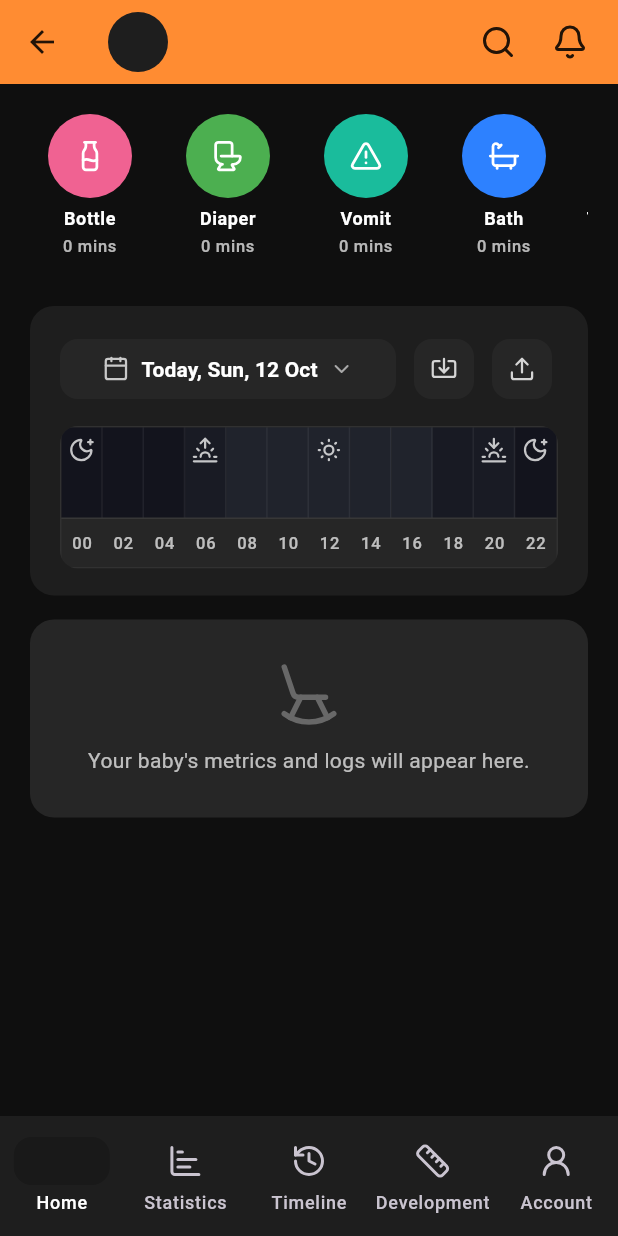
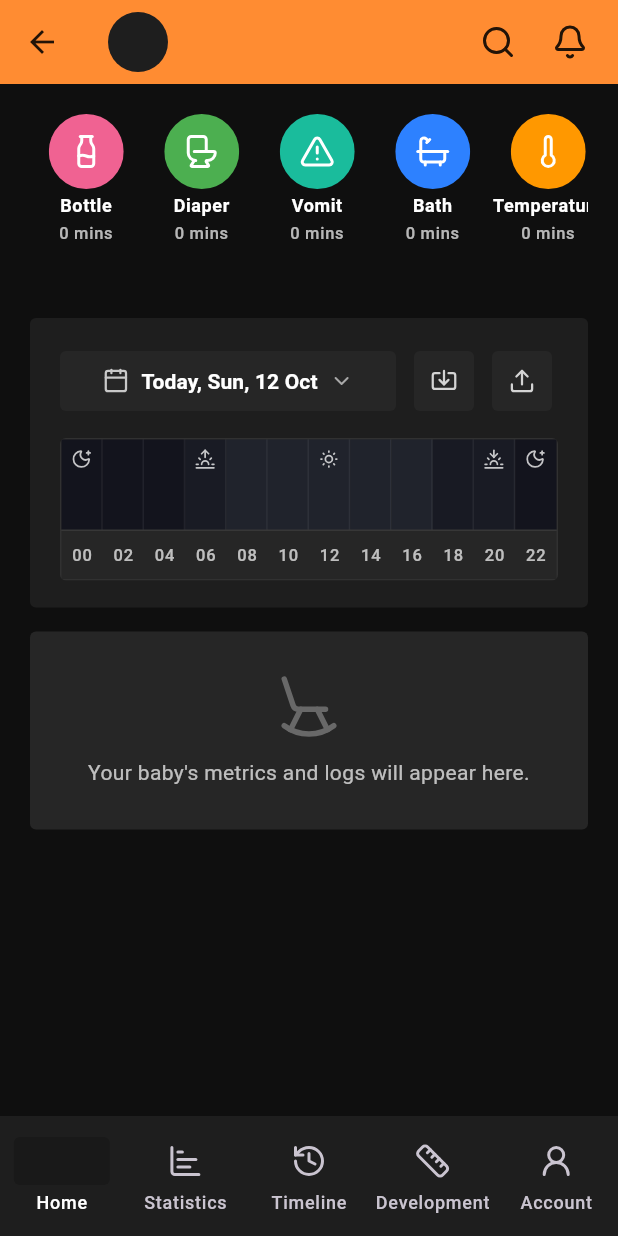
Before and after one commit to FinidiDevSp/baby_log, a Flutter app: the BabyDashboardPage screen opened directly with empty values, on a phone screen of 412 x 824 dp. Run offline on Flutter 3.47's test engine with Material 3 defaults, Android fonts, the phone set to English and light mode, and no system bars; our stand-ins replace drift, flutter_riverpod, image_picker, lucide_flutter, shared_preferences; accounts and stored records are empty; generated files the repository leaves out were written again.

Commit message:
feat(code): rediseñar

```diff
--- a/lib/presentation/features/home/baby_dashboard_page.dart
+++ b/lib/presentation/features/home/baby_dashboard_page.dart
@@ -136,7 +136,7 @@ class _BabyDashboardPageState extends ConsumerState<BabyDashboardPage> {
         backgroundColor: AppColors.surface,
         indicatorColor: accentColor.withValues(alpha: 0.18),
         indicatorShape: RoundedRectangleBorder(
-          borderRadius: BorderRadius.circular(12),
+          borderRadius: BorderRadius.circular(4),
         ),
         selectedIndex: _currentIndex,
         onDestinationSelected: (index) {
@@ -202,11 +202,9 @@ class _BabyHomeViewState extends ConsumerState<_BabyHomeView> {
         .toList();
 
     Future<void> openBottleForm() async {
-      await Navigator.of(context).push(
-        MaterialPageRoute(
-          builder: (_) => const BottleFeedingPage(),
-        ),
-      );
+      await Navigator.of(
+        context,
+      ).push(MaterialPageRoute(builder: (_) => const BottleFeedingPage()));
     }
 
     return SafeArea(
@@ -291,11 +289,11 @@ class _ShortcutCarousel extends StatelessWidget {
     ];
 
     return SizedBox(
-      height: 112,
+      height: 120,
       child: ListView.separated(
         scrollDirection: Axis.horizontal,
         itemCount: shortcuts.length,
-        separatorBuilder: (_, __) => const SizedBox(width: 12),
+        separatorBuilder: (_, __) => const SizedBox(width: 2),
         itemBuilder: (context, index) {
           final item = shortcuts[index];
           return _ShortcutButton(data: item);
@@ -322,14 +320,14 @@ class _ShortcutButton extends StatelessWidget {
         Material(
           color: Colors.transparent,
           child: InkWell(
-            borderRadius: BorderRadius.circular(28),
+            borderRadius: BorderRadius.circular(4),
             onTap: data.onTap,
             child: _ShortcutCircle(data: data),
           ),
         ),
-        const SizedBox(height: 6),
+        const SizedBox(height: 3),
         SizedBox(
-          width: 80,
+          width: 75,
           child: Column(
             children: [
               Text(
@@ -365,15 +363,10 @@ class _ShortcutCircle extends StatelessWidget {
   @override
   Widget build(BuildContext context) {
     final circle = Ink(
-      width: 56,
-      height: 56,
-      decoration: BoxDecoration(
-        color: data.color,
-        shape: BoxShape.circle,
-      ),
-      child: Center(
-        child: Icon(data.icon, size: 22, color: Colors.white),
-      ),
+      width: 50,
+      height: 50,
+      decoration: BoxDecoration(color: data.color, shape: BoxShape.circle),
+      child: Center(child: Icon(data.icon, size: 24, color: Colors.white)),
     );
 
     if (data.heroTag == null) {
@@ -382,10 +375,7 @@ class _ShortcutCircle extends StatelessWidget {
 
     return Hero(
       tag: data.heroTag!,
-      child: Material(
-        color: Colors.transparent,
-        child: circle,
-      ),
+      child: Material(color: Colors.transparent, child: circle),
     );
   }
 }
@@ -414,11 +404,10 @@ class _TimelineCard extends StatelessWidget {
     final localeName = l10n.localeName;
     final now = DateTime.now();
     final isToday = _isSameDay(now, selectedDate);
-    final dateLabel = DateFormat(
-      'EEE, d MMM',
-      localeName,
-    ).format(selectedDate);
-    final headerText = isToday ? '${l10n.dashboardTodayLabel}, $dateLabel' : dateLabel;
+    final dateLabel = DateFormat('EEE, d MMM', localeName).format(selectedDate);
+    final headerText = isToday
+        ? '${l10n.dashboardTodayLabel}, $dateLabel'
+        : dateLabel;
     final feedingsByHour = _groupFeedings(feedings);
     final tiles = List<_TimelineTileData>.generate(12, (index) {
       final hour = index * 2;
@@ -435,7 +424,7 @@ class _TimelineCard extends StatelessWidget {
       padding: const EdgeInsets.symmetric(horizontal: 20, vertical: 18),
       decoration: BoxDecoration(
         color: AppColors.surface,
-        borderRadius: BorderRadius.circular(16),
+        borderRadius: BorderRadius.circular(4),
       ),
       child: Column(
         crossAxisAlignment: CrossAxisAlignment.start,
@@ -448,10 +437,13 @@ class _TimelineCard extends StatelessWidget {
                   child: TextButton(
                     onPressed: onSelectDate,
                     style: TextButton.styleFrom(
-                      padding: const EdgeInsets.symmetric(horizontal: 12, vertical: 10),
+                      padding: const EdgeInsets.symmetric(
+                        horizontal: 12,
+                        vertical: 10,
+                      ),
                       backgroundColor: AppColors.surfaceVariant,
                       shape: RoundedRectangleBorder(
-                        borderRadius: BorderRadius.circular(12),
+                        borderRadius: BorderRadius.circular(4),
                       ),
                     ),
                     child: Row(
@@ -500,7 +492,7 @@ class _TimelineCard extends StatelessWidget {
           ),
           const SizedBox(height: 14),
           ClipRRect(
-            borderRadius: BorderRadius.circular(12),
+            borderRadius: BorderRadius.circular(4),
             child: Container(
               decoration: BoxDecoration(
                 color: AppColors.surfaceVariant,
@@ -579,15 +571,9 @@ class _TimelineActionButton extends StatelessWidget {
       style: IconButton.styleFrom(
         padding: const EdgeInsets.all(8),
         backgroundColor: AppColors.surfaceVariant,
-        shape: RoundedRectangleBorder(
-          borderRadius: BorderRadius.circular(12),
-        ),
+        shape: RoundedRectangleBorder(borderRadius: BorderRadius.circular(4)),
       ),
-      icon: Icon(
-        icon,
-        size: 18,
-        color: Colors.white.withValues(alpha: 0.8),
-      ),
+      icon: Icon(icon, size: 18, color: Colors.white.withValues(alpha: 0.8)),
     );
   }
 }
@@ -644,18 +630,18 @@ class _TimelineTile extends StatelessWidget {
               right: 0,
               child: Icon(
                 data.icon,
-                size: 18,
+                size: 14,
                 color: Colors.white.withValues(alpha: 0.75),
               ),
             ),
           if (data.hasFeeding)
             Positioned(
-              bottom: 6,
+              bottom: 2,
               left: 0,
               right: 0,
               child: Container(
-                width: 24,
-                height: 24,
+                width: 16,
+                height: 16,
                 decoration: BoxDecoration(
                   color: accentColor.withValues(alpha: 0.18),
                   shape: BoxShape.circle,
@@ -665,16 +651,13 @@ class _TimelineTile extends StatelessWidget {
                   child: data.feedingsCount > 1
                       ? Text(
                           '${data.feedingsCount}',
-                          style: Theme.of(context).textTheme.labelSmall?.copyWith(
+                          style: Theme.of(context).textTheme.labelSmall
+                              ?.copyWith(
                                 color: accentColor,
                                 fontWeight: FontWeight.bold,
                               ),
                         )
-                      : Icon(
-                          LucideIcons.milk,
-                          size: 14,
-                          color: accentColor,
-                        ),
+                      : Icon(LucideIcons.milk, size: 10, color: accentColor),
                 ),
               ),
             ),
@@ -739,7 +722,7 @@ class _EventsPlaceholder extends StatelessWidget {
       padding: const EdgeInsets.symmetric(horizontal: 20, vertical: 28),
       decoration: BoxDecoration(
         color: AppColors.surfaceVariant,
-        borderRadius: BorderRadius.circular(16),
+        borderRadius: BorderRadius.circular(4),
       ),
       child: Column(
         mainAxisSize: MainAxisSize.min,
@@ -762,10 +745,7 @@ class _EventsPlaceholder extends StatelessWidget {
 }
 
 class _FeedingList extends StatefulWidget {
-  const _FeedingList({
-    required this.feedings,
-    required this.accentColor,
-  });
+  const _FeedingList({required this.feedings, required this.accentColor});
 
   final List<FeedingEntry> feedings;
   final Color accentColor;
@@ -789,12 +769,16 @@ class _FeedingListState extends State<_FeedingList>
     final l10n = AppLocalizations.of(context);
     final theme = Theme.of(context);
     final dateFormat = DateFormat.Hm(l10n.localeName);
-    final totalMl = widget.feedings.fold<int>(0, (sum, entry) => sum + entry.amountMl);
+    final totalMl = widget.feedings.fold<int>(
+      0,
+      (sum, entry) => sum + entry.amountMl,
+    );
     final summaryItems = [
       _SummaryData(
         icon: LucideIcons.milk,
         label: l10n.dashboardBottleLabel,
-        value: '${widget.feedings.length} · $totalMl ${l10n.bottleLogAmountUnit}',
+        value:
+            '${widget.feedings.length} · $totalMl ${l10n.bottleLogAmountUnit}',
       ),
       _SummaryData(
         icon: LucideIcons.toilet,
@@ -812,7 +796,7 @@ class _FeedingListState extends State<_FeedingList>
       padding: const EdgeInsets.fromLTRB(20, 18, 20, 16),
       decoration: BoxDecoration(
         color: AppColors.surface,
-        borderRadius: BorderRadius.circular(16),
+        borderRadius: BorderRadius.circular(4),
       ),
       child: Column(
         crossAxisAlignment: CrossAxisAlignment.start,
@@ -833,7 +817,9 @@ class _FeedingListState extends State<_FeedingList>
                     ),
                   ),
                   Icon(
-                    _isExpanded ? LucideIcons.chevronUp : LucideIcons.chevronDown,
+                    _isExpanded
+                        ? LucideIcons.chevronUp
+                        : LucideIcons.chevronDown,
                     size: 18,
                     color: Colors.white.withValues(alpha: 0.7),
                   ),
@@ -846,9 +832,7 @@ class _FeedingListState extends State<_FeedingList>
             spacing: 12,
             runSpacing: 8,
             children: summaryItems
-                .map(
-                  (item) => _SummaryBadge(data: item),
-                )
+                .map((item) => _SummaryBadge(data: item))
                 .toList(),
           ),
           AnimatedSize(
@@ -876,7 +860,9 @@ class _FeedingListState extends State<_FeedingList>
                               width: 38,
                               height: 38,
                               decoration: BoxDecoration(
-                                color: widget.accentColor.withValues(alpha: 0.18),
+                                color: widget.accentColor.withValues(
+                                  alpha: 0.18,
+                                ),
                                 shape: BoxShape.circle,
                               ),
                               child: Icon(
@@ -905,9 +891,8 @@ class _FeedingListState extends State<_FeedingList>
                                     const SizedBox(height: 4),
                                     Text(
                                       entry.notes!,
-                                      style: theme.textTheme.bodySmall?.copyWith(
-                                        color: Colors.white70,
-                                      ),
+                                      style: theme.textTheme.bodySmall
+                                          ?.copyWith(color: Colors.white70),
                                     ),
                                   ],
                                 ],
```
